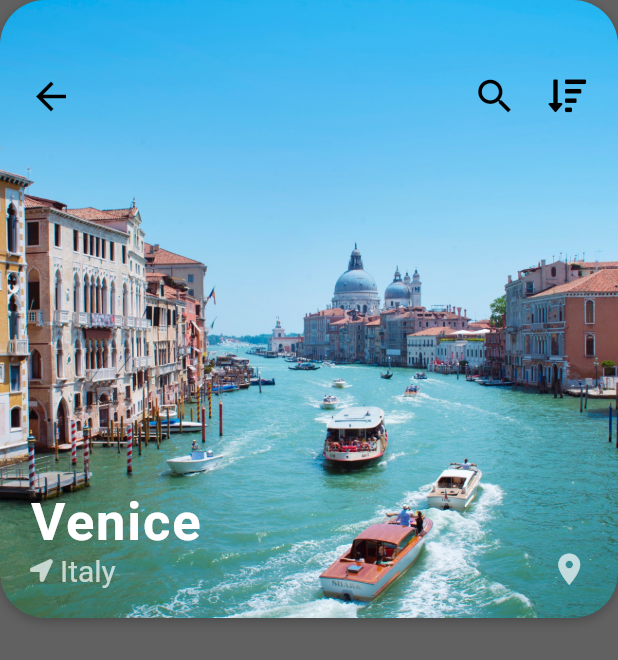
After one commit to marcelscruz/flutter-destination-app, a Flutter app: the screen it shows after launch, after a tap on an icon or button, on a phone screen of 412 x 824 dp. The commit adds this screen. Shown: the top 660 px of the screen. Run offline on Flutter 3.47's test engine with Material 2 defaults, Android fonts, the phone set to English and light mode, and no system bars; our stand-ins replace font_awesome_flutter; network calls fail.

Commit message:
Add destination hero

```diff
--- /dev/null
+++ b/lib/screens/destination_screen.dart
@@ -0,0 +1,122 @@
+import 'package:flutter/material.dart';
+import 'package:flutter_travel_ui_starter/models/destination_model.dart';
+import 'package:font_awesome_flutter/font_awesome_flutter.dart';
+
+class DestinationScreen extends StatefulWidget {
+  final Destination destination;
+
+  DestinationScreen({this.destination});
+  @override
+  _DestinationScreenState createState() => _DestinationScreenState();
+}
+
+class _DestinationScreenState extends State<DestinationScreen> {
+  @override
+  Widget build(BuildContext context) {
+    return Scaffold(
+      body: Column(
+        children: <Widget>[
+          Stack(
+            children: <Widget>[
+              Container(
+                height: MediaQuery.of(context).size.width,
+                decoration: BoxDecoration(
+                  borderRadius: BorderRadius.circular(30.0),
+                  boxShadow: [
+                    BoxShadow(
+                      color: Colors.black26,
+                      offset: Offset(0.0, 2.0),
+                      blurRadius: 6.0,
+                    ),
+                  ],
+                ),
+                child: Hero(
+                  tag: widget.destination.imageUrl,
+                  child: ClipRRect(
+                    borderRadius: BorderRadius.circular(30.0),
+                    child: Image(
+                      image: AssetImage(widget.destination.imageUrl),
+                      fit: BoxFit.cover,
+                    ),
+                  ),
+                ),
+              ),
+              Padding(
+                padding: EdgeInsets.symmetric(horizontal: 10.0, vertical: 40.0),
+                child: Row(
+                  mainAxisAlignment: MainAxisAlignment.spaceBetween,
+                  children: <Widget>[
+                    IconButton(
+                      icon: Icon(Icons.arrow_back),
+                      iconSize: 30.0,
+                      color: Colors.black,
+                      onPressed: () => Navigator.pop(context),
+                    ),
+                    Row(
+                      children: <Widget>[
+                        IconButton(
+                          icon: Icon(Icons.search),
+                          iconSize: 30.0,
+                          color: Colors.black,
+                          onPressed: () => Navigator.pop(context),
+                        ),
+                        IconButton(
+                          icon: Icon(FontAwesomeIcons.sortAmountDown),
+                          iconSize: 25.0,
+                          color: Colors.black,
+                          onPressed: () => Navigator.pop(context),
+                        ),
+                      ],
+                    )
+                  ],
+                ),
+              ),
+              Positioned(
+                left: 20.0,
+                bottom: 20.0,
+                child: Column(
+                  crossAxisAlignment: CrossAxisAlignment.start,
+                  children: <Widget>[
+                    Text(
+                      widget.destination.city,
+                      style: TextStyle(
+                        color: Colors.white,
+                        fontSize: 35.0,
+                        fontWeight: FontWeight.w600,
+                        letterSpacing: 1.2,
+                      ),
+                    ),
+                    Row(
+                      children: <Widget>[
+                        Icon(
+                          FontAwesomeIcons.locationArrow,
+                          size: 15.0,
+                          color: Colors.white70,
+                        ),
+                        SizedBox(width: 5.0),
+                        Text(
+                          widget.destination.country,
+                          style:
+                              TextStyle(color: Colors.white70, fontSize: 20.0),
+                        ),
+                      ],
+                    ),
+                  ],
+                ),
+              ),
+              Positioned(
+                right: 20.0,
+                bottom: 20.0,
+                child: Icon(
+                  Icons.location_on,
+                  color: Colors.white70,
+                  size: 25.0,
+                ),
+              ),
+            ],
+          ),
+        ],
+      ),
+    );
+  }
+}
--- a/lib/widgets/destination_carousel.dart
+++ b/lib/widgets/destination_carousel.dart
@@ -1,5 +1,6 @@
 import 'package:flutter/material.dart';
 import 'package:flutter_travel_ui_starter/models/destination_model.dart';
+import 'package:flutter_travel_ui_starter/screens/destination_screen.dart';
 import 'package:font_awesome_flutter/font_awesome_flutter.dart';
 
 class DestinationCarousel extends StatelessWidget {
@@ -45,7 +46,16 @@ class DestinationCarousel extends StatelessWidget {
             itemBuilder: (BuildContext context, int index) {
               Destination destination = destinations[index];
 
-              return Container(
+              return GestureDetector(
+                onTap: () => Navigator.push(
+                  context,
+                  MaterialPageRoute(
+                    builder: (_) => DestinationScreen(
+                      destination: destination,
+                    ),
+                  ),
+                ),
+                child: Container(
                   margin: EdgeInsets.all(10.0),
                   width: 210.0,
                   child: Stack(
@@ -99,13 +109,16 @@ class DestinationCarousel extends StatelessWidget {
                           ),
                           child: Stack(
                             children: <Widget>[
-                            ClipRRect(
+                              Hero(
+                                tag: destination.imageUrl,
+                                child: ClipRRect(
                                   borderRadius: BorderRadius.circular(20.0),
                                   child: Image(
                                     height: 180.0,
                                     width: 180.0,
                                     image: AssetImage(destination.imageUrl),
                                     fit: BoxFit.cover,
+                                  ),
                                 ),
                               ),
                               Positioned(
@@ -146,6 +159,7 @@ class DestinationCarousel extends StatelessWidget {
                           )),
                     ],
                   ),
+                ),
               );
             },
           ),
```
Lines whose indentation alone changed are shown as unchanged.
